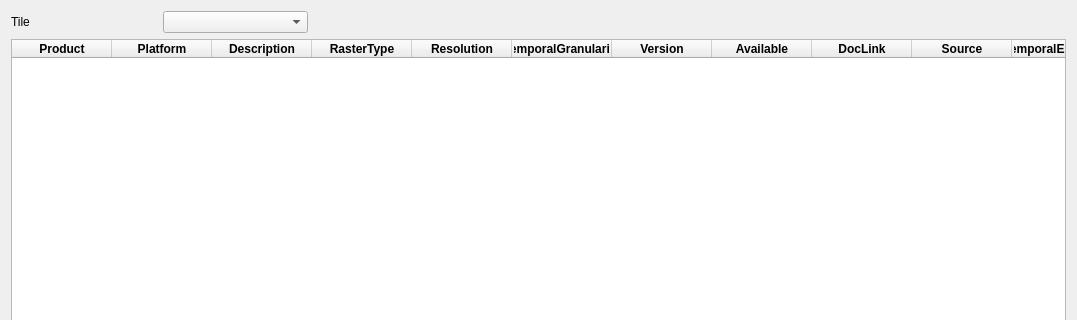
Qt form TATSSI/UI/downloaders.ui (GerardoLopez/TATSSI) before a commit; both pictures show x 0 to 1077 and y 0 to 320 of the 1077 by 618 pixel window.
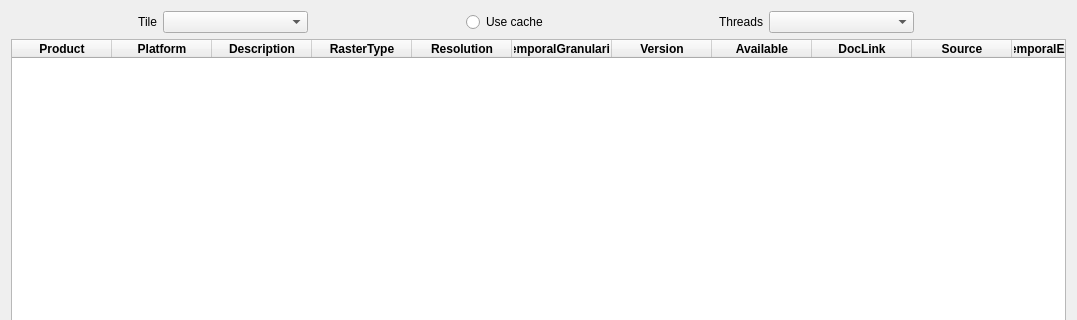
The same form after that commit.

Commit message: Downloaders use cache to get files to donwload and number of threads are now in the UI

```diff
--- a/TATSSI/UI/downloaders.ui
+++ b/TATSSI/UI/downloaders.ui
@@ -312,6 +312,33 @@
      <property name="text">
       <string>Tile</string>
      </property>
+     <property name="alignment">
+      <set>Qt::AlignRight|Qt::AlignTrailing|Qt::AlignVCenter</set>
+     </property>
+    </widget>
+   </item>
+   <item row="0" column="3">
+    <widget class="QRadioButton" name="rbUseCache">
+     <property name="text">
+      <string>Use cache</string>
+     </property>
+    </widget>
+   </item>
+   <item row="0" column="5">
+    <widget class="QComboBox" name="cbThreads">
+     <property name="currentText">
+      <string/>
+     </property>
+    </widget>
+   </item>
+   <item row="0" column="4">
+    <widget class="QLabel" name="label_5">
+     <property name="text">
+      <string>Threads</string>
+     </property>
+     <property name="alignment">
+      <set>Qt::AlignRight|Qt::AlignTrailing|Qt::AlignVCenter</set>
+     </property>
     </widget>
    </item>
   </layout>
```
The commit also changes 3 other files.
